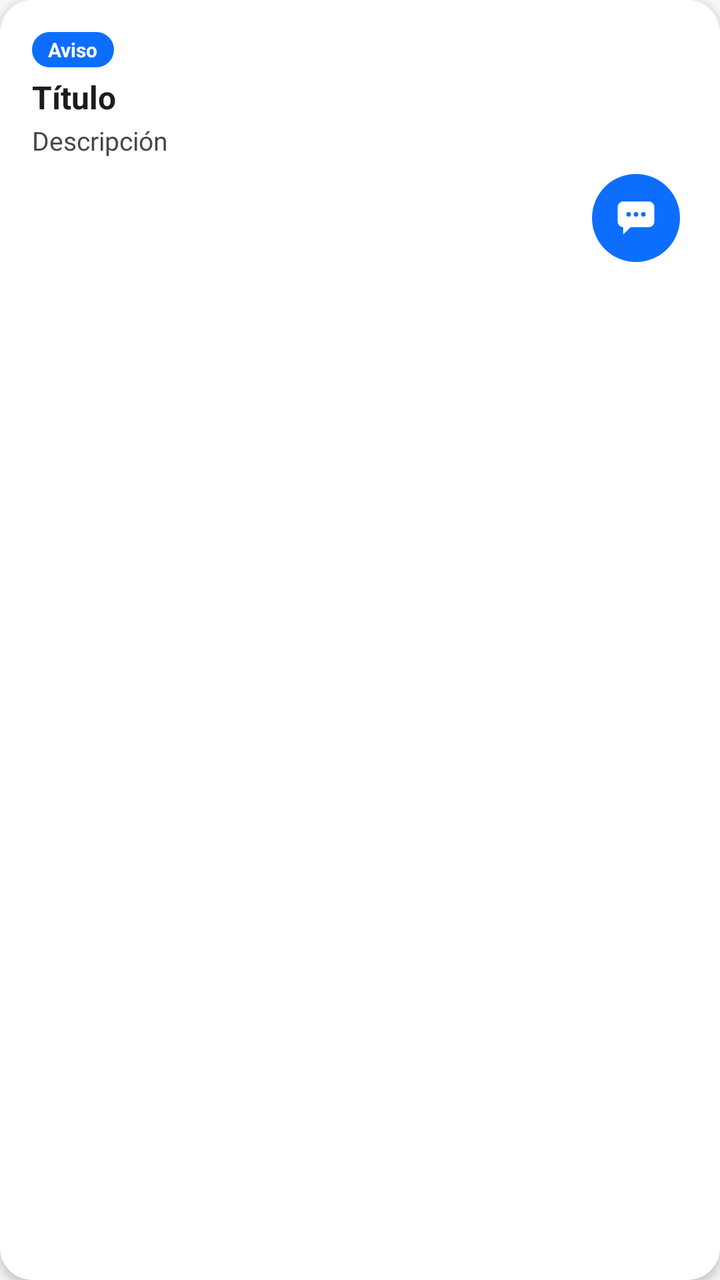
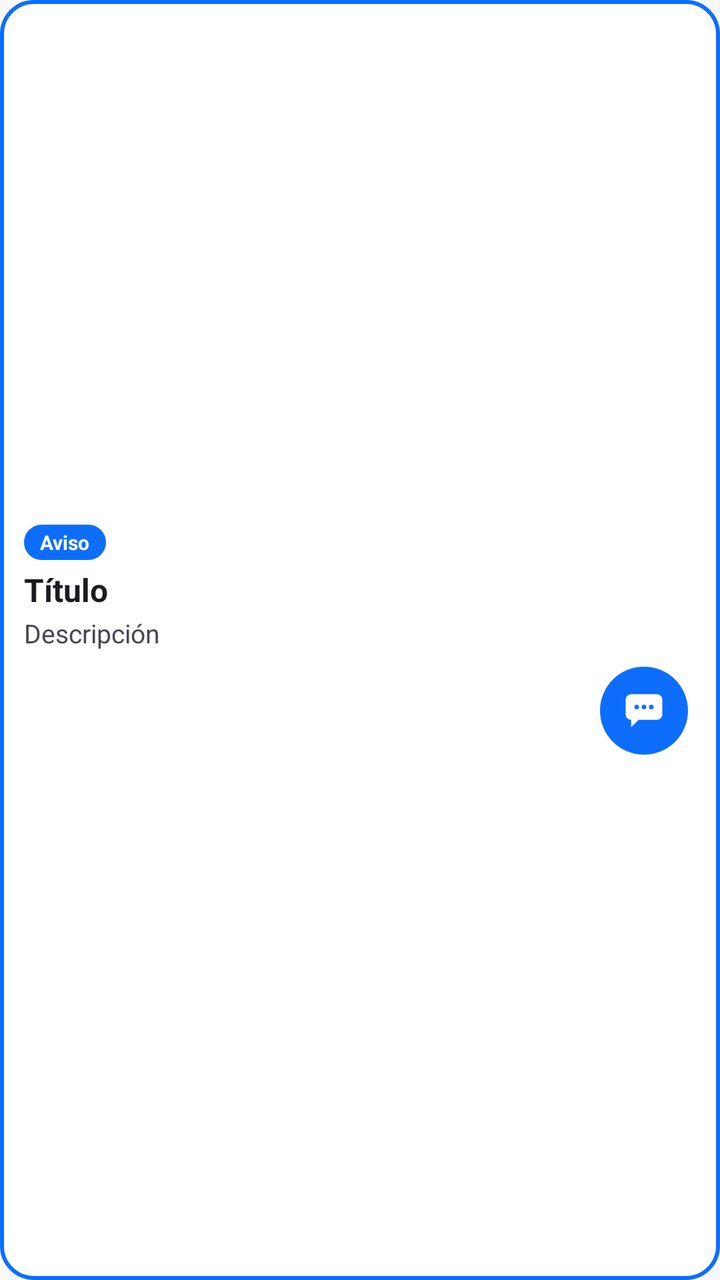

Screens rendered from an Android XML layout before and after an edit, with the pre-edit source and the edit as a unified diff.
<!-- AndroidManifest.xml: application theme Theme.MyApplication -->
<!-- res/layout/item_blog_entry.xml -->
<?xml version="1.0" encoding="utf-8"?>
<androidx.cardview.widget.CardView xmlns:android="http://schemas.android.com/apk/res/android"
    xmlns:app="http://schemas.android.com/apk/res-auto"
    style="@style/Widget.Bootstrap.Card"
    android:layout_width="match_parent"
    android:layout_height="wrap_content">

    <LinearLayout
        android:layout_width="match_parent"
        android:layout_height="wrap_content"
        android:orientation="horizontal"
        android:gravity="center_vertical"
        android:padding="8dp">

        <ImageView
            android:id="@+id/ivDragHandle"
            android:layout_width="32dp"
            android:layout_height="32dp"
            android:src="@drawable/ic_drag_handle"
            android:visibility="gone"
            android:layout_marginEnd="8dp"/>

        <LinearLayout
            android:layout_width="0dp"
            android:layout_height="wrap_content"
            android:layout_weight="1"
            android:orientation="vertical"
            android:padding="8dp">

            <TextView
                android:id="@+id/tvCategory"
                android:layout_width="wrap_content"
                android:layout_height="wrap_content"
                android:background="@drawable/bg_badge_primary"
                android:paddingHorizontal="8dp"
                android:paddingVertical="2dp"
                android:text="Aviso"
                android:textColor="@color/white"
                android:textSize="10sp"
                android:textStyle="bold" />

            <TextView
                android:id="@+id/tvTitle"
                android:layout_width="wrap_content"
                android:layout_height="wrap_content"
                android:layout_marginTop="4dp"
                android:text="Título"
                android:textColor="?android:attr/textColorPrimary"
                android:textSize="16sp"
                android:textStyle="bold" />

            <TextView
                android:id="@+id/tvContent"
                android:layout_width="match_parent"
                android:layout_height="wrap_content"
                android:layout_marginTop="2dp"
                android:text="Descripción"
                android:textColor="?android:attr/textColorSecondary"
                android:textSize="13sp" />

            <TextView
                android:id="@+id/btnReadMore"
                android:layout_width="wrap_content"
                android:layout_height="wrap_content"
                android:layout_marginTop="4dp"
                android:text="Ver más"
                android:textColor="?attr/colorPrimary"
                android:textSize="13sp"
                android:textStyle="bold"
                android:visibility="gone"/>

            <LinearLayout
                android:layout_width="match_parent"
                android:layout_height="wrap_content"
                android:layout_marginTop="8dp"
                android:orientation="horizontal"
                android:gravity="center_vertical">

                <View
                    android:layout_width="0dp"
                    android:layout_height="0dp"
                    android:layout_weight="1"/>

                <LinearLayout
                    android:layout_width="wrap_content"
                    android:layout_height="wrap_content"
                    android:orientation="horizontal"
                    android:gravity="center_vertical">

                    <com.google.android.material.button.MaterialButton
                        android:id="@+id/btnDiscussion"
                        style="@style/Widget.Material3.Button.TonalButton"
                        android:layout_width="44dp"
                        android:layout_height="44dp"
                        android:minWidth="0dp"
                        android:minHeight="0dp"
                        android:padding="0dp"
                        android:insetTop="0dp"
                        android:insetBottom="0dp"
                        android:insetLeft="0dp"
                        android:insetRight="0dp"
                        app:cornerRadius="22dp"
                        app:icon="@drawable/ic_chat"
                        app:iconGravity="textStart"
                        app:iconPadding="0dp"
                        app:iconSize="22dp"
                        app:iconTint="@color/white"
                        app:backgroundTint="?attr/colorPrimary"
                        android:layout_marginStart="4dp"
                        android:layout_marginEnd="4dp"
                        android:contentDescription="Discusión"/>

                    <LinearLayout
                        android:id="@+id/layoutAdminActions"
                        android:layout_width="wrap_content"
                        android:layout_height="wrap_content"
                        android:orientation="horizontal"
                        android:gravity="center_vertical"
                        android:visibility="gone">

                        <com.google.android.material.button.MaterialButton
                            android:id="@+id/btnEdit"
                            style="@style/Widget.Material3.Button.TonalButton"
                            android:layout_width="44dp"
                            android:layout_height="44dp"
                            android:minWidth="0dp"
                            android:minHeight="0dp"
                            android:padding="0dp"
                            android:insetTop="0dp"
                            android:insetBottom="0dp"
                            android:insetLeft="0dp"
                            android:insetRight="0dp"
                            app:cornerRadius="22dp"
                            app:icon="@drawable/ic_edit"
                            app:iconGravity="textStart"
                            app:iconPadding="0dp"
                            app:iconSize="22dp"
                            app:iconTint="@color/white"
                            app:backgroundTint="@color/bs_success"
                            android:layout_marginStart="4dp"
                            android:layout_marginEnd="4dp"
                            android:contentDescription="Editar entrada"/>

                        <com.google.android.material.button.MaterialButton
                            android:id="@+id/btnDelete"
                            style="@style/Widget.Material3.Button.TonalButton"
                            android:layout_width="44dp"
                            android:layout_height="44dp"
                            android:minWidth="0dp"
                            android:minHeight="0dp"
                            android:padding="0dp"
                            android:insetTop="0dp"
                            android:insetBottom="0dp"
                            android:insetLeft="0dp"
                            android:insetRight="0dp"
                            app:cornerRadius="22dp"
                            app:icon="@drawable/ic_delete"
                            app:iconGravity="textStart"
                            app:iconPadding="0dp"
                            app:iconSize="22dp"
                            app:iconTint="@color/white"
                            app:backgroundTint="@color/bs_danger"
                            android:layout_marginStart="4dp"
                            android:layout_marginEnd="4dp"
                            android:contentDescription="Eliminar entrada"/>
                    </LinearLayout>
                </LinearLayout>
            </LinearLayout>

        </LinearLayout>
    </LinearLayout>
</androidx.cardview.widget.CardView>
<!-- resources referenced by this layout -->
<resources>
  <color name="bs_danger">#dc3545</color>
  <color name="bs_success">#198754</color>
  <color name="white">#FFFFFFFF</color>
  <!-- drawable bg_badge_primary (drawable) -->
  <?xml version="1.0" encoding="utf-8"?>
  <shape xmlns:android="http://schemas.android.com/apk/res/android">
      <solid android:color="?attr/colorPrimary" />
      <corners android:radius="10dp" />
  </shape>
  <!-- drawable ic_delete (drawable) -->
  <vector xmlns:android="http://schemas.android.com/apk/res/android"
      android:width="24dp"
      android:height="24dp"
      android:viewportWidth="24"
      android:viewportHeight="24"
      android:tint="?attr/colorControlNormal">
  
      
      <path
          android:fillColor="@android:color/white"
          android:pathData="M9,3h6l1,1v1H8V4z" />
  
      
      <path
          android:fillColor="@android:color/white"
          android:pathData="M4,6h16v2H4z" />
  
      
      <path
          android:fillColor="@android:color/white"
          android:pathData="M6,9h12v10a2,2 0,0 1,-2 2H8a2,2 0,0 1,-2 -2z
                            M9,11v7h1.5v-7z
                            M13.5,11v7H15v-7z" />
  </vector>
  <!-- drawable ic_edit (drawable) -->
  <vector xmlns:android="http://schemas.android.com/apk/res/android"
      android:width="24dp"
      android:height="24dp"
      android:viewportWidth="24"
      android:viewportHeight="24"
      android:tint="?attr/colorControlNormal">
      <path
          android:fillColor="@android:color/white"
          android:pathData="M3,17.25V21h3.75L17.81,9.94l-3.75,-3.75L3,17.25zM5.92,19H5v-0.92l9.06,-9.06 0.92,0.92L5.92,19zM20.71,7.04c0.39,-0.39 0.39,-1.02 0,-1.41l-2.34,-2.34c-0.2,-0.2 -0.45,-0.29 -0.71,-0.29s-0.51,0.1 -0.7,0.29l-1.83,1.83 3.75,3.75 1.83,-1.83z" />
  </vector>
  <style name="Widget.Bootstrap.Card" parent="Widget.Material3.CardView.Outlined">
          <item name="cardBackgroundColor">?attr/colorSurface</item>
          <item name="cardCornerRadius">16dp</item>
          <item name="cardElevation">3dp</item>
          <item name="strokeColor">?attr/colorPrimary</item>
          <item name="strokeWidth">2dp</item>
          <item name="android:layout_margin">8dp</item>
      </style>
  <style name="Theme.MyApplication" parent="Base.Theme.MyApplication" />
  <style name="Base.Theme.MyApplication" parent="Theme.Material3.DayNight.NoActionBar">
          <item name="colorPrimary">@color/accent_blue</item>
          <item name="colorOnPrimary">@color/white</item>
          <item name="colorSecondary">@color/bs_secondary</item>
          <item name="android:statusBarColor">@color/bs_dark</item>
          <item name="android:windowBackground">@color/bs_light</item>
          <item name="colorSurface">@color/surface_light</item>
          <item name="materialCardViewStyle">@style/Widget.Bootstrap.Card</item>
          <item name="cardViewStyle">@style/Widget.Bootstrap.Card</item>
          <item name="alertDialogTheme">@style/Theme.MyApplication.Dialog</item>
      </style>
  <color name="accent_blue">#0d6efd</color>
  <color name="bs_secondary">#6c757d</color>
  <color name="bs_dark">#212529</color>
  <color name="bs_light">#f8f9fa</color>
  <color name="surface_light">#FFFFFF</color>
  <style name="Theme.MyApplication.Dialog" parent="ThemeOverlay.Material3.MaterialAlertDialog">
          <item name="shapeAppearanceOverlay">@style/ShapeAppearance.MyApplication.Dialog</item>
      </style>
  <style name="ShapeAppearance.MyApplication.Dialog" parent="ShapeAppearance.Material3.LargeComponent">
          <item name="cornerSize">20dp</item>
      </style>
  <!-- unchanged entries left out for length: 2 -->
</resources>

<!-- the commit's change to res/layout/item_blog_entry.xml (unified diff, before → after) -->
@@ -1,94 +1,122 @@
 <?xml version="1.0" encoding="utf-8"?>
-<androidx.cardview.widget.CardView xmlns:android="http://schemas.android.com/apk/res/android"
+<LinearLayout xmlns:android="http://schemas.android.com/apk/res/android"
     xmlns:app="http://schemas.android.com/apk/res-auto"
-    style="@style/Widget.Bootstrap.Card"
     android:layout_width="match_parent"
-    android:layout_height="wrap_content">
+    android:layout_height="wrap_content"
+    android:orientation="horizontal"
+    android:gravity="center_vertical"
+    android:padding="12dp"
+    android:layout_marginBottom="10dp"
+    android:layout_marginHorizontal="2dp"
+    android:background="@drawable/bg_list_item">
+
+    <ImageView
+        android:id="@+id/ivDragHandle"
+        android:layout_width="32dp"
+        android:layout_height="32dp"
+        android:src="@drawable/ic_drag_handle"
+        android:visibility="gone"
+        android:layout_marginEnd="8dp"/>
 
     <LinearLayout
-        android:layout_width="match_parent"
+        android:layout_width="0dp"
         android:layout_height="wrap_content"
-        android:orientation="horizontal"
-        android:gravity="center_vertical"
-        android:padding="8dp">
+        android:layout_weight="1"
+        android:orientation="vertical">
 
-        <ImageView
-            android:id="@+id/ivDragHandle"
-            android:layout_width="32dp"
-            android:layout_height="32dp"
-            android:src="@drawable/ic_drag_handle"
-            android:visibility="gone"
-            android:layout_marginEnd="8dp"/>
+        <TextView
+            android:id="@+id/tvCategory"
+            android:layout_width="wrap_content"
+            android:layout_height="wrap_content"
+            android:background="@drawable/bg_badge_primary"
+            android:paddingHorizontal="8dp"
+            android:paddingVertical="2dp"
+            android:text="Aviso"
+            android:textColor="@color/white"
+            android:textSize="10sp"
+            android:textStyle="bold" />
+
+        <TextView
+            android:id="@+id/tvTitle"
+            android:layout_width="wrap_content"
+            android:layout_height="wrap_content"
+            android:layout_marginTop="4dp"
+            android:text="Título"
+            android:textColor="?android:attr/textColorPrimary"
+            android:textSize="16sp"
+            android:textStyle="bold" />
+
+        <TextView
+            android:id="@+id/tvContent"
+            android:layout_width="match_parent"
+            android:layout_height="wrap_content"
+            android:layout_marginTop="2dp"
+            android:text="Descripción"
+            android:textColor="?android:attr/textColorSecondary"
+            android:textSize="13sp" />
+
+        <TextView
+            android:id="@+id/btnReadMore"
+            android:layout_width="wrap_content"
+            android:layout_height="wrap_content"
+            android:layout_marginTop="4dp"
+            android:text="Ver más"
+            android:textColor="?attr/colorPrimary"
+            android:textSize="13sp"
+            android:textStyle="bold"
+            android:visibility="gone"/>
 
         <LinearLayout
-            android:layout_width="0dp"
+            android:layout_width="match_parent"
             android:layout_height="wrap_content"
-            android:layout_weight="1"
-            android:orientation="vertical"
-            android:padding="8dp">
+            android:layout_marginTop="8dp"
+            android:orientation="horizontal"
+            android:gravity="center_vertical">
 
-            <TextView
-                android:id="@+id/tvCategory"
+            <View
+                android:layout_width="0dp"
+                android:layout_height="0dp"
+                android:layout_weight="1"/>
+
+            <LinearLayout
                 android:layout_width="wrap_content"
                 android:layout_height="wrap_content"
-                android:background="@drawable/bg_badge_primary"
-                android:paddingHorizontal="8dp"
-                android:paddingVertical="2dp"
-                android:text="Aviso"
-                android:textColor="@color/white"
-                android:textSize="10sp"
-                android:textStyle="bold" />
-
-            <TextView
-                android:id="@+id/tvTitle"
-                android:layout_width="wrap_content"
-                android:layout_height="wrap_content"
-                android:layout_marginTop="4dp"
-                android:text="Título"
-                android:textColor="?android:attr/textColorPrimary"
-                android:textSize="16sp"
-                android:textStyle="bold" />
-
-            <TextView
-                android:id="@+id/tvContent"
-                android:layout_width="match_parent"
-                android:layout_height="wrap_content"
-                android:layout_marginTop="2dp"
-                android:text="Descripción"
-                android:textColor="?android:attr/textColorSecondary"
-                android:textSize="13sp" />
-
-            <TextView
-                android:id="@+id/btnReadMore"
-                android:layout_width="wrap_content"
-                android:layout_height="wrap_content"
-                android:layout_marginTop="4dp"
-                android:text="Ver más"
-                android:textColor="?attr/colorPrimary"
-                android:textSize="13sp"
-                android:textStyle="bold"
-                android:visibility="gone"/>
-
-            <LinearLayout
-                android:layout_width="match_parent"
-                android:layout_height="wrap_content"
-                android:layout_marginTop="8dp"
                 android:orientation="horizontal"
                 android:gravity="center_vertical">
 
-                <View
-                    android:layout_width="0dp"
-                    android:layout_height="0dp"
-                    android:layout_weight="1"/>
+                <com.google.android.material.button.MaterialButton
+                    android:id="@+id/btnDiscussion"
+                    style="@style/Widget.Material3.Button.TonalButton"
+                    android:layout_width="44dp"
+                    android:layout_height="44dp"
+                    android:minWidth="0dp"
+                    android:minHeight="0dp"
+                    android:padding="0dp"
+                    android:insetTop="0dp"
+                    android:insetBottom="0dp"
+                    android:insetLeft="0dp"
+                    android:insetRight="0dp"
+                    app:cornerRadius="22dp"
+                    app:icon="@drawable/ic_chat"
+                    app:iconGravity="textStart"
+                    app:iconPadding="0dp"
+                    app:iconSize="22dp"
+                    app:iconTint="@color/white"
+                    app:backgroundTint="?attr/colorPrimary"
+                    android:layout_marginStart="4dp"
+                    android:layout_marginEnd="4dp"
+                    android:contentDescription="Discusión"/>
 
                 <LinearLayout
+                    android:id="@+id/layoutAdminActions"
                     android:layout_width="wrap_content"
                     android:layout_height="wrap_content"
                     android:orientation="horizontal"
-                    android:gravity="center_vertical">
+                    android:gravity="center_vertical"
+                    android:visibility="gone">
 
                     <com.google.android.material.button.MaterialButton
-                        android:id="@+id/btnDiscussion"
+                        android:id="@+id/btnEdit"
                         style="@style/Widget.Material3.Button.TonalButton"
                         android:layout_width="44dp"
                         android:layout_height="44dp"
@@ -100,73 +128,41 @@
                         android:insetLeft="0dp"
                         android:insetRight="0dp"
                         app:cornerRadius="22dp"
-                        app:icon="@drawable/ic_chat"
+                        app:icon="@drawable/ic_edit"
                         app:iconGravity="textStart"
                         app:iconPadding="0dp"
                         app:iconSize="22dp"
                         app:iconTint="@color/white"
-                        app:backgroundTint="?attr/colorPrimary"
+                        app:backgroundTint="@color/bs_success"
                         android:layout_marginStart="4dp"
                         android:layout_marginEnd="4dp"
-                        android:contentDescription="Discusión"/>
+                        android:contentDescription="Editar entrada"/>
 
-                    <LinearLayout
-                        android:id="@+id/layoutAdminActions"
-                        android:layout_width="wrap_content"
-                        android:layout_height="wrap_content"
-                        android:orientation="horizontal"
-                        android:gravity="center_vertical"
-                        android:visibility="gone">
-
-                        <com.google.android.material.button.MaterialButton
-                            android:id="@+id/btnEdit"
-                            style="@style/Widget.Material3.Button.TonalButton"
-                            android:layout_width="44dp"
-                            android:layout_height="44dp"
-                            android:minWidth="0dp"
-                            android:minHeight="0dp"
-                            android:padding="0dp"
-                            android:insetTop="0dp"
-                            android:insetBottom="0dp"
-                            android:insetLeft="0dp"
-                            android:insetRight="0dp"
-                            app:cornerRadius="22dp"
-                            app:icon="@drawable/ic_edit"
-                            app:iconGravity="textStart"
-                            app:iconPadding="0dp"
-                            app:iconSize="22dp"
-                            app:iconTint="@color/white"
-                            app:backgroundTint="@color/bs_success"
-                            android:layout_marginStart="4dp"
-                            android:layout_marginEnd="4dp"
-                            android:contentDescription="Editar entrada"/>
-
-                        <com.google.android.material.button.MaterialButton
-                            android:id="@+id/btnDelete"
-                            style="@style/Widget.Material3.Button.TonalButton"
-                            android:layout_width="44dp"
-                            android:layout_height="44dp"
-                            android:minWidth="0dp"
-                            android:minHeight="0dp"
-                            android:padding="0dp"
-                            android:insetTop="0dp"
-                            android:insetBottom="0dp"
-                            android:insetLeft="0dp"
-                            android:insetRight="0dp"
-                            app:cornerRadius="22dp"
-                            app:icon="@drawable/ic_delete"
-                            app:iconGravity="textStart"
-                            app:iconPadding="0dp"
-                            app:iconSize="22dp"
-                            app:iconTint="@color/white"
-                            app:backgroundTint="@color/bs_danger"
-                            android:layout_marginStart="4dp"
-                            android:layout_marginEnd="4dp"
-                            android:contentDescription="Eliminar entrada"/>
-                    </LinearLayout>
+                    <com.google.android.material.button.MaterialButton
+                        android:id="@+id/btnDelete"
+                        style="@style/Widget.Material3.Button.TonalButton"
+                        android:layout_width="44dp"
+                        android:layout_height="44dp"
+                        android:minWidth="0dp"
+                        android:minHeight="0dp"
+                        android:padding="0dp"
+                        android:insetTop="0dp"
+                        android:insetBottom="0dp"
+                        android:insetLeft="0dp"
+                        android:insetRight="0dp"
+                        app:cornerRadius="22dp"
+                        app:icon="@drawable/ic_delete"
+                        app:iconGravity="textStart"
+                        app:iconPadding="0dp"
+                        app:iconSize="22dp"
+                        app:iconTint="@color/white"
+                        app:backgroundTint="@color/bs_danger"
+                        android:layout_marginStart="4dp"
+                        android:layout_marginEnd="4dp"
+                        android:contentDescription="Eliminar entrada"/>
                 </LinearLayout>
             </LinearLayout>
+        </LinearLayout>
 
-        </LinearLayout>
     </LinearLayout>
-</androidx.cardview.widget.CardView>
+</LinearLayout>
<!-- resource entries referenced after the edit -->
@@ -8,6 +8,15 @@
   <shape xmlns:android="http://schemas.android.com/apk/res/android">
       <solid android:color="?attr/colorPrimary" />
       <corners android:radius="10dp" />
+  </shape>
+  <!-- drawable bg_list_item (drawable) -->
+  <?xml version="1.0" encoding="utf-8"?>
+  <shape xmlns:android="http://schemas.android.com/apk/res/android">
+      <solid android:color="?attr/colorSurface" />
+      <stroke
+          android:width="2dp"
+          android:color="?attr/colorPrimary" />
+      <corners android:radius="16dp" />
   </shape>
   <!-- drawable ic_delete (drawable) -->
   <vector xmlns:android="http://schemas.android.com/apk/res/android"
